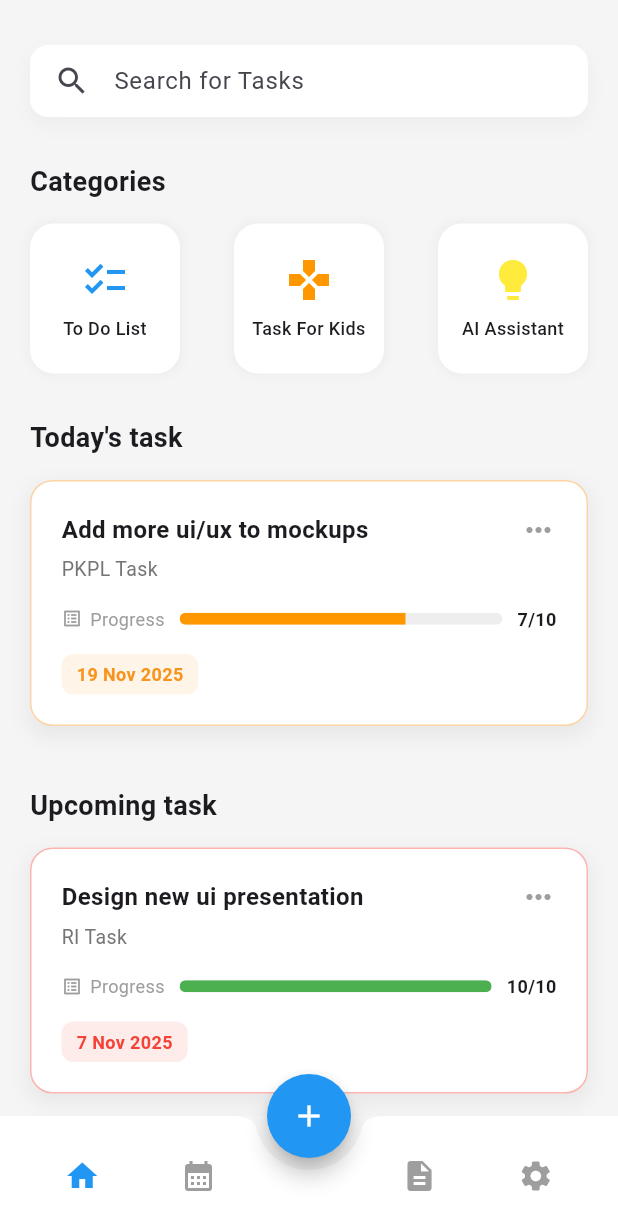
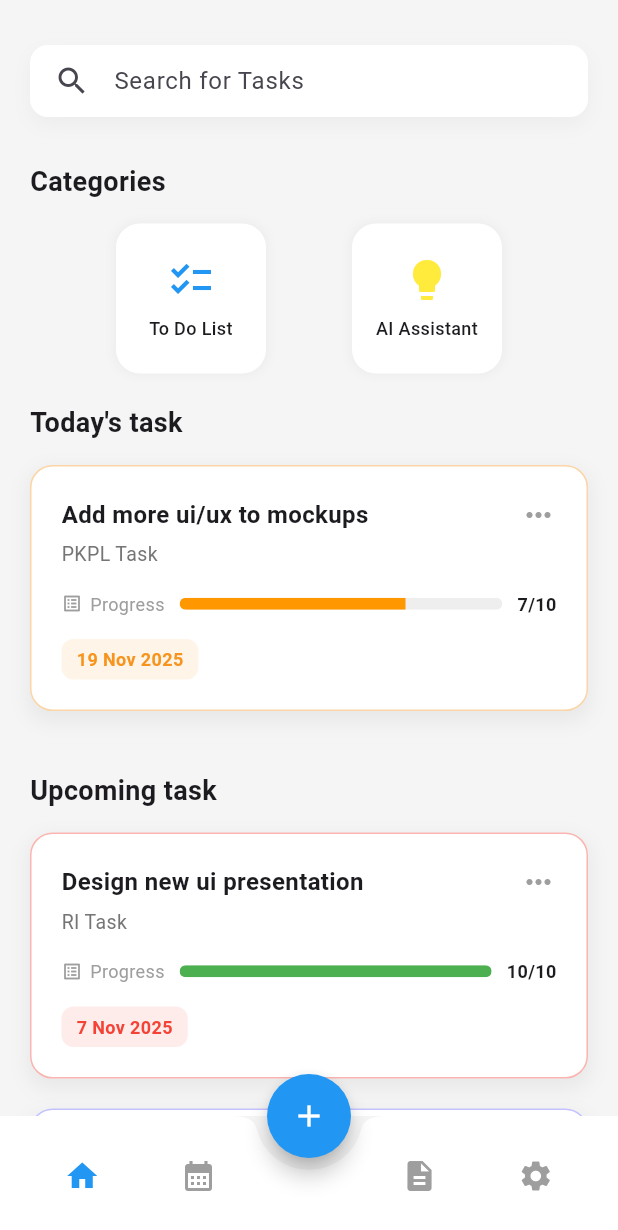
Before and after one commit to ZaidanRiz/Task_Management-app, a Flutter app: the HomeView screen opened by its route, on a phone screen of 412 x 824 dp. Shown: the top 1230 px of the screen. Run offline on Flutter 3.47's test engine with Material 3 defaults, Android fonts, the phone set to English and light mode, and no system bars; our stand-ins replace get.

Commit message:
Menghapus Categories yang tidak diperlukan.

```diff
--- a/lib/app/modules/home/views/home_view.dart
+++ b/lib/app/modules/home/views/home_view.dart
@@ -41,7 +41,7 @@ class HomeView extends GetView<HomeController> {
               const Text("Categories", style: TextStyle(fontSize: 18, fontWeight: FontWeight.bold)),
               const SizedBox(height: 15),
               Row(
-                mainAxisAlignment: MainAxisAlignment.spaceBetween,
+                mainAxisAlignment: MainAxisAlignment.spaceEvenly,
                 children: [
                   _buildCategoryCard(
                     Icons.checklist,
@@ -49,11 +49,10 @@ class HomeView extends GetView<HomeController> {
                     Colors.blue,
                     onTap: () => Get.toNamed('/description'),
                   ),
-                  _buildCategoryCard(Icons.games, "Task For Kids", Colors.orange),
                   _buildCategoryCard(Icons.lightbulb, "AI Assistant", Colors.yellow),
                 ],
               ),
-              const SizedBox(height: 30),
+              const SizedBox(height: 20),
 
               // --- TODAY'S TASK (DYNAMIS) ---
               const Text("Today's task", style: TextStyle(fontSize: 18, fontWeight: FontWeight.bold)),
```
